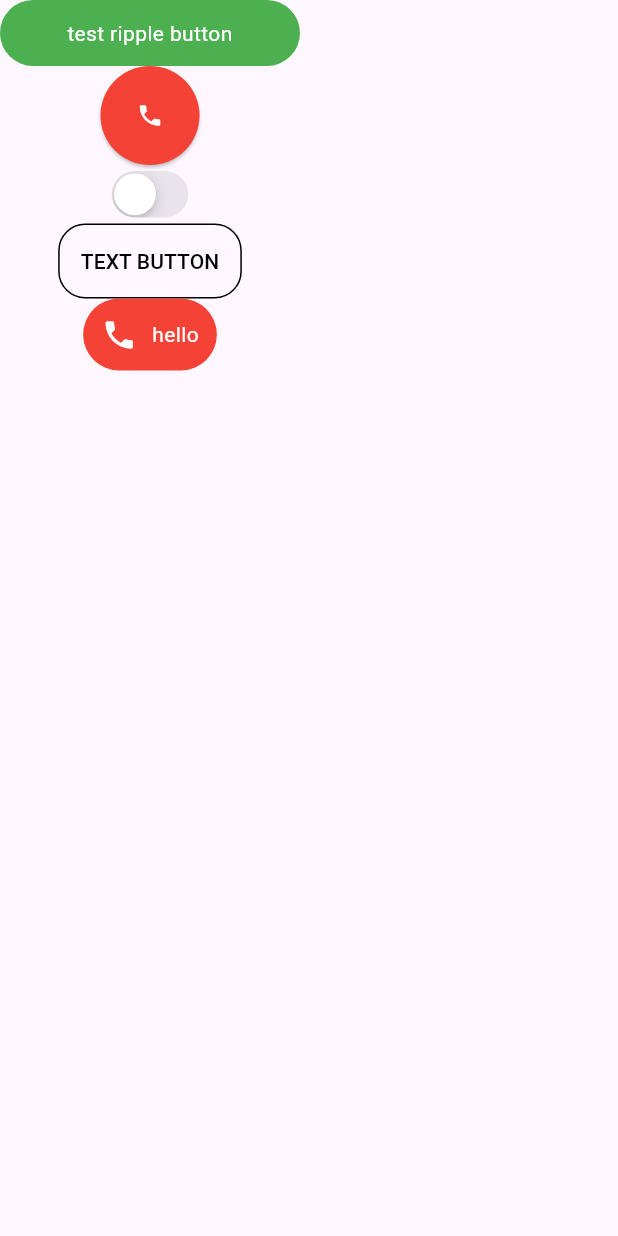
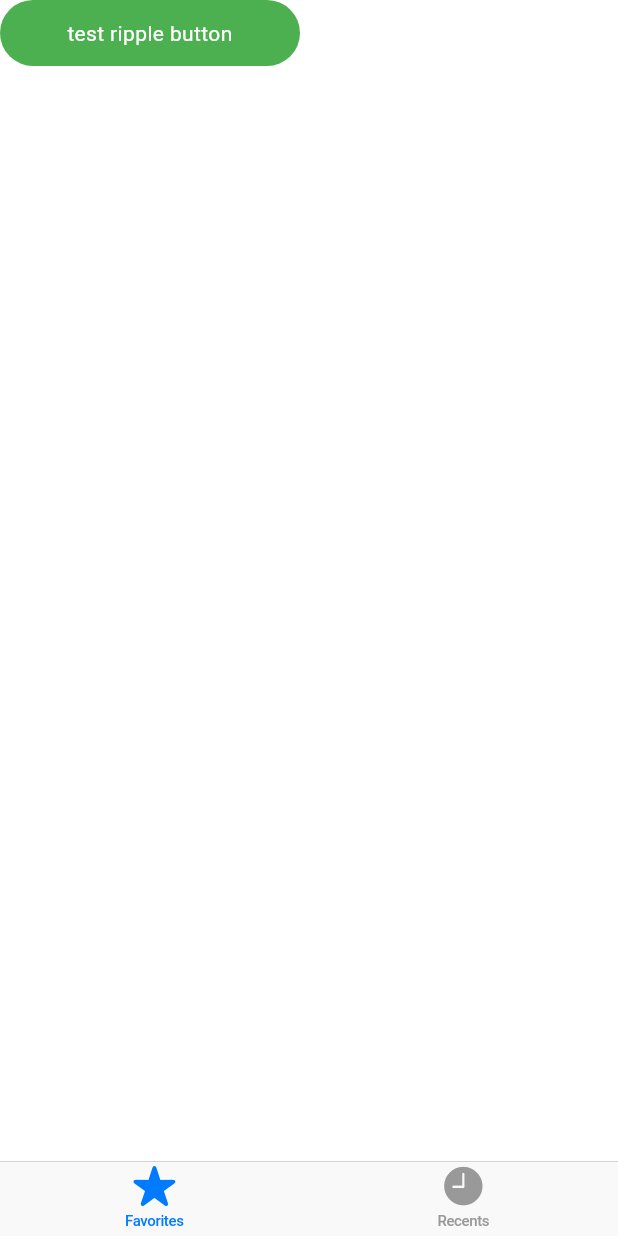
Before and after one commit to anh0701/flutter-template, a Flutter app: the screen it shows after launch, on a phone screen of 412 x 824 dp. Run offline on Flutter 3.47's test engine with Material 3 defaults, Android fonts, the phone set to English and light mode, and no system bars.

Commit message:
add bottom nav bar

```diff
--- a/lib/MyHomePage.dart
+++ b/lib/MyHomePage.dart
@@ -1,10 +1,8 @@
+import 'package:flutter/cupertino.dart';
 import 'package:flutter/material.dart';
-
-import 'custom_button/circle_button.dart';
-import 'custom_button/icon_text_button.dart';
-import 'custom_button/ripple_button.dart';
-import 'custom_button/rounded_button.dart';
-import 'custom_button/switch_button.dart';
+import 'custom_navbar/bottom_navbar.dart';
+import 'views/screen1.dart';
+import 'views/screen2.dart';
 
 class MyHomePage extends StatefulWidget {
   const MyHomePage({super.key});
@@ -14,54 +12,31 @@ class MyHomePage extends StatefulWidget {
 }
 
 class _MyHomePageState extends State<MyHomePage> {
-  bool _switchValue = false;
+  List<Widget> children = [Screen1(), Screen2()];
+  List<BottomNavigationBarItem> items = [
+    BottomNavigationBarItem(
+      icon: Icon(CupertinoIcons.star_fill),
+      label: 'Favorites',
+    ),
+    BottomNavigationBarItem(
+      icon: Icon(CupertinoIcons.clock_solid),
+      label: 'Recents',
+    ),
+  ];
+  int currentIndex = 0;
 
   @override
   Widget build(BuildContext context) {
     return Scaffold(
-      body: Column(
-        children: [
-          // example using ripple_button
-          ripple_button(
-              "test ripple button",
-              200,
-              Colors.white,
-              Colors.green,
-              () => showDialog<String>(
-                    context: context,
-                    builder: (BuildContext context) => AlertDialog(
-                      title: const Text('AlertDialog Title'),
-                      content: const Text('AlertDialog description'),
-                      actions: <Widget>[
-                        TextButton(
-                          onPressed: () => Navigator.pop(context, 'Cancel'),
-                          child: const Text('Cancel'),
-                        ),
-                        TextButton(
-                          onPressed: () => Navigator.pop(context, 'OK'),
-                          child: const Text('OK'),
-                        ),
-                      ],
-                    ),
-                  )),
-
-          // circle button
-            circle_button(Icons.phone,Colors.white, Colors.red, ()=>{}),
-
-          // switch button
-          switch_button(_switchValue, Colors.black, (p0) {
-            setState(() {
-              _switchValue = p0;
-            });
-           }),
-
-          //  rounded button
-          rounded_button("text button", Colors.black, ()=>{}),
-
-          // icon text button
-          icon_text_button("hello", Colors.red, Icons.phone, Colors.white, MainAxisSize.min , ()=>{}),
-        ],
-      ),
+      bottomNavigationBar: // bottom navbar
+          bottom_navbar(
+              children,
+              items,
+              (index) => setState(() {
+                    currentIndex = index;
+                    // print(currentIndex);
+                  }),
+              currentIndex),
     );
   }
 }
--- /dev/null
+++ b/lib/custom_navbar/bottom_navbar.dart
@@ -0,0 +1,30 @@
+import 'package:flutter/cupertino.dart';
+import 'package:flutter/material.dart';
+
+Widget bottom_navbar(List<Widget> children,  List<BottomNavigationBarItem> items, void Function(int)? onTap,
+    currentIndex ) {
+  return CupertinoApp(
+    theme: CupertinoThemeData(brightness: Brightness.light),
+    home: CupertinoTabScaffold(
+        tabBar:
+            CupertinoTabBar(currentIndex: currentIndex, onTap: onTap, items: items),
+        tabBuilder: (BuildContext context, int index) {
+          return CupertinoTabView(builder: (BuildContext context) {
+            return CupertinoTabView(
+              builder: (BuildContext context) {
+                return SafeArea(
+                  top: false,
+                  bottom: false,
+                  child: CupertinoApp(
+                    home: CupertinoPageScaffold(
+                      resizeToAvoidBottomInset: false,
+                      child: children[currentIndex],
+                    ),
+                  ),
+                );
+              },
+            );
+          });
+        }),
+  );
+}
--- /dev/null
+++ b/lib/views/screen1.dart
@@ -0,0 +1,23 @@
+import 'package:flutter/material.dart';
+
+import '../custom_button/ripple_button.dart';
+
+class Screen1 extends StatefulWidget {
+  const Screen1({super.key});
+
+  @override
+  State<Screen1> createState() => _Screen1State();
+}
+
+class _Screen1State extends State<Screen1> {
+  @override
+  Widget build(BuildContext context) {
+    return Column(
+      children: [
+        // example using ripple_button
+        ripple_button(
+            "test ripple button", 200, Colors.white, Colors.green, () => {}),
+      ],
+    );
+  }
+}
--- /dev/null
+++ b/lib/views/screen2.dart
@@ -0,0 +1,40 @@
+import 'package:flutter/material.dart';
+
+import '../custom_button/circle_button.dart';
+import '../custom_button/icon_text_button.dart';
+import '../custom_button/rounded_button.dart';
+import '../custom_button/switch_button.dart';
+
+class Screen2 extends StatefulWidget {
+  const Screen2({super.key});
+
+  @override
+  State<Screen2> createState() => _Screen2State();
+}
+
+class _Screen2State extends State<Screen2> {
+  bool _switchValue = false;
+  @override
+  Widget build(BuildContext context) {
+    return Column(
+      children: [
+        // circle button
+        circle_button(Icons.phone, Colors.white, Colors.red, () => {}),
+
+        // switch button
+        switch_button(_switchValue, Colors.green, (p0) {
+          setState(() {
+            _switchValue = p0;
+          });
+        }),
+
+        //  rounded button
+        rounded_button("text button", Colors.black, () => {}),
+
+        // icon text button
+        icon_text_button("hello", Colors.red, Icons.phone, Colors.white,
+            MainAxisSize.min, () => {}),
+      ],
+    );
+  }
+}
```
